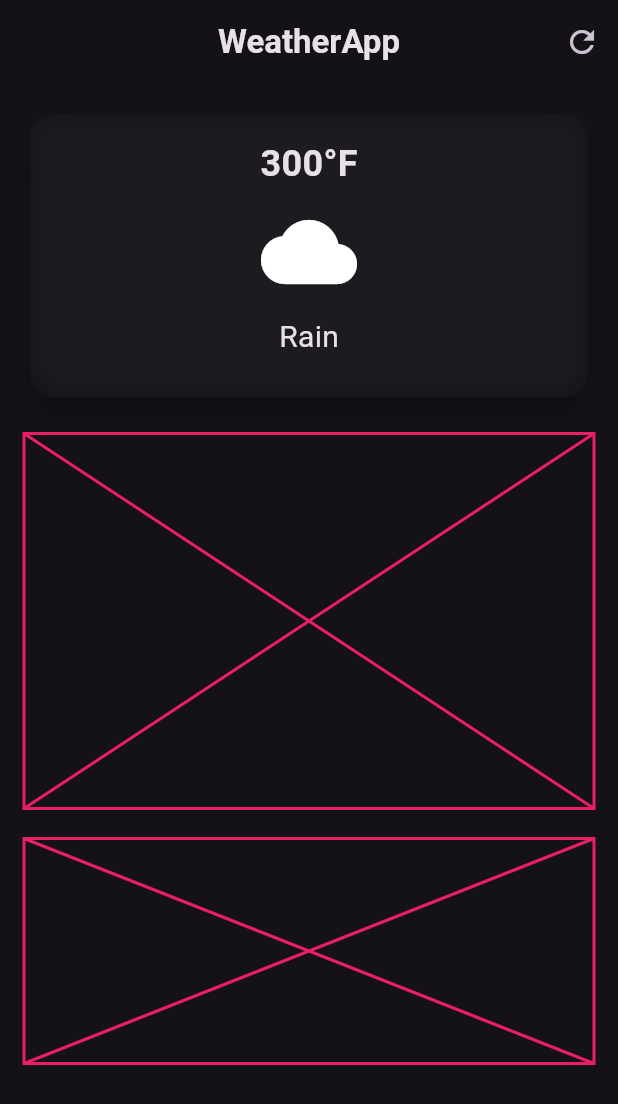
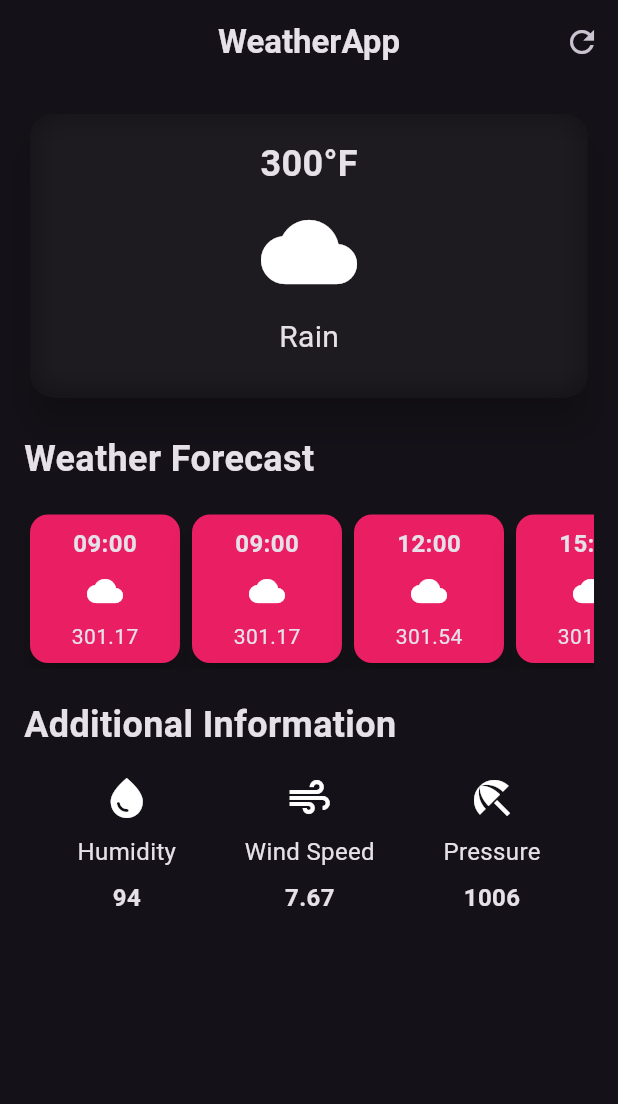
Before and after one commit to silvieee99/Weather-App, a Flutter app: the screen it shows after launch, on a phone screen of 412 x 824 dp. Shown: the top 1104 px of the screen. Run offline on Flutter 3.47's test engine with Material 3 defaults, Android fonts, the phone set to English and light mode, and no system bars.

Commit message:
updated UI on pressure, humidity, Wind speed

```diff
--- /dev/null
+++ b/lib/additional_info_item.dart
@@ -0,0 +1,31 @@
+import 'package:flutter/material.dart';
+
+class AdditionalInfoItem extends StatelessWidget {
+  final IconData icon;
+  final String label;
+  final String value;
+  const AdditionalInfoItem({
+    super.key,
+    required this.icon,
+    required this.label,
+    required this.value,
+  });
+
+  @override
+  Widget build(BuildContext context) {
+    //When you add const to column, no need to add const to sized box
+    return Column(
+      children: [
+        Icon(icon, size: 32),
+        const SizedBox(height: 8),
+        Text(label, style: TextStyle(fontSize: 16)),
+        const SizedBox(height: 8),
+        Text(
+          value,
+          style: TextStyle(fontSize: 16, fontWeight: FontWeight.bold),
+        ),
+        const SizedBox(height: 8),
+      ],
+    );
+  }
+}
--- /dev/null
+++ b/lib/hourly_forecast_item.dart
@@ -0,0 +1,44 @@
+import 'package:flutter/material.dart';
+
+//Saving Card widget in a class
+class HourlyForecastItem extends StatelessWidget {
+  final String time;
+  final IconData icon;
+  final String temperature;
+
+  const HourlyForecastItem({
+    super.key,
+    required this.time,
+    required this.icon,
+    required this.temperature,
+  });
+
+  @override
+  Widget build(BuildContext context) {
+    return Card(
+      elevation: 6,
+      color: Colors.pink,
+      //wrap column with padding
+      //wrap column with container instead, so you can set border radius with decoration property
+      child: Container(
+        width: 100,
+        decoration: BoxDecoration(borderRadius: BorderRadius.circular(12)),
+        padding: const EdgeInsets.all(8.0),
+        child: Column(
+          children: [
+            Text(
+              time,
+              style: TextStyle(fontSize: 16, fontWeight: FontWeight.bold),
+            ),
+            const SizedBox(height: 8),
+            Icon(icon),
+            //Icon(Icons.cloud, size: 32),
+            const SizedBox(height: 8),
+            Text(temperature),
+            //Text("301.11", style: TextStyle(fontSize: 12)),
+          ],
+        ),
+      ),
+    );
+  }
+}
--- a/lib/weather_screen.dart
+++ b/lib/weather_screen.dart
@@ -1,6 +1,8 @@
 import 'dart:ui';
 
 import 'package:flutter/material.dart';
+import 'hourly_forecast_item.dart';
+import 'additional_info_item.dart';
 
 class WeatherScreen extends StatelessWidget {
   const WeatherScreen({super.key});
@@ -33,6 +35,10 @@ class WeatherScreen extends StatelessWidget {
       body: Padding(
         padding: const EdgeInsets.all(16.0),
         child: Column(
+          //mainAxisAlignment is for vertical alignment
+          //crossAxisAlignment is for horizontal alignment
+          //this sets general alignment of the column
+          crossAxisAlignment: CrossAxisAlignment.start,
           children: [
             //main card
             //search for degree symbol o google and paste it in the text
@@ -76,9 +82,98 @@ class WeatherScreen extends StatelessWidget {
               ),
             ),
 
+            const SizedBox(height: 20),
+            //wrap text widget with a widget called-Align, so you can set text widget to align to the left or any position
+            //the default position is in the centre though
+            /* Align(
+              alignment: Alignment.centerLeft, */
+            Text(
+              "Weather Forecast",
+              style: TextStyle(fontSize: 24, fontWeight: FontWeight.bold),
+            ),
+            SizedBox(height: 16),
+            //Wrap Row up in single child scroll view widget to make it scrollable
+            const SingleChildScrollView(
+              scrollDirection: Axis.horizontal,
+              child: Row(
+                children: [
+                  //CARD1 = Wrap card with sized box so you can give the card a width
+                  HourlyForecastItem(
+                    time: '09:00',
+                    icon: Icons.cloud,
+                    temperature: '301.17',
+                  ),
+
+                  //CARD 2
+                  HourlyForecastItem(
+                    time: '09:00',
+                    icon: Icons.cloud,
+                    temperature: '301.17',
+                  ),
+                  //CARD 3
+                  HourlyForecastItem(
+                    time: '12:00',
+                    icon: Icons.cloud,
+                    temperature: '301.54',
+                  ),
+                  //CARD 4
+                  HourlyForecastItem(
+                    time: '15:00',
+                    icon: Icons.cloud,
+                    temperature: '301.11',
+                  ),
+                  //CARD 5
+                  HourlyForecastItem(
+                    time: '18:00',
+                    icon: Icons.cloud,
+                    temperature: '301.75',
+                  ),
+                  //CARD 6
+                  HourlyForecastItem(
+                    time: '21:00',
+                    icon: Icons.cloud,
+                    temperature: '301.87',
+                  ),
+                ],
+              ),
+            ),
             SizedBox(height: 20),
-            //Text("Weather Forecast"),
-            const Placeholder(fallbackHeight: 250, color: Colors.pink),
+            Text(
+              "Additional Information",
+              style: TextStyle(fontSize: 24, fontWeight: FontWeight.bold),
+            ),
+            SizedBox(height: 16),
+            Row(
+              spacing: 10,
+              mainAxisAlignment: MainAxisAlignment.spaceEvenly,
+              children: [
+                //Humidity
+                //Right click Column,go to refactor select wrap widget to create a widget
+                AdditionalInfoItem(
+                  icon: Icons.water_drop,
+                  label: 'Humidity',
+                  value: '94',
+                ),
+
+                //Windspeed
+                AdditionalInfoItem(
+                  icon: Icons.air,
+                  label: 'Wind Speed',
+                  value: '7.67',
+                ),
+
+                //Pressure
+                AdditionalInfoItem(
+                  icon: Icons.beach_access,
+                  label: 'Pressure',
+                  value: '1006',
+                ),
+              ],
+            ),
+
+            //USED THESE AS PLACEHOLDERS SKETCHES BEFORE DESIGNING APP
+
+            /* const Placeholder(fallbackHeight: 250, color: Colors.pink),
             //SizedBox is for spacing between the two cards
             SizedBox(height: 20),
             //Weather Forecast Card
@@ -86,7 +181,7 @@ class WeatherScreen extends StatelessWidget {
             SizedBox(height: 20),
 
             //Additional information card
-            //const Placeholder(fallbackHeight: 150, color: Colors.pink),
+            const Placeholder(fallbackHeight: 150, color: Colors.pink), */
           ],
         ),
       ),
--- a/pubspec.yaml
+++ b/pubspec.yaml
@@ -2,7 +2,7 @@ name: weather_app
 description: "A new Flutter project."
 # The following line prevents the package from being accidentally published to
 # pub.dev using `flutter pub publish`. This is preferred for private packages.
-publish_to: 'none' # Remove this line if you wish to publish to pub.dev
+publish_to: "none" # Remove this line if you wish to publish to pub.dev
 
 # The following defines the version and build number for your application.
 # A version number is three numbers separated by dots, like 1.2.43
@@ -30,6 +30,7 @@ environment:
 dependencies:
   flutter:
     sdk: flutter
+  http: ^1.5.0
 
   # The following adds the Cupertino Icons font to your application.
   # Use with the CupertinoIcons class for iOS style icons.
@@ -51,7 +52,6 @@ dev_dependencies:
 
 # The following section is specific to Flutter packages.
 flutter:
-
   # The following line ensures that the Material Icons font is
   # included with your application, so that you can use the icons in
   # the material Icons class.
```
Also changed, not shown: pubspec.lock.
